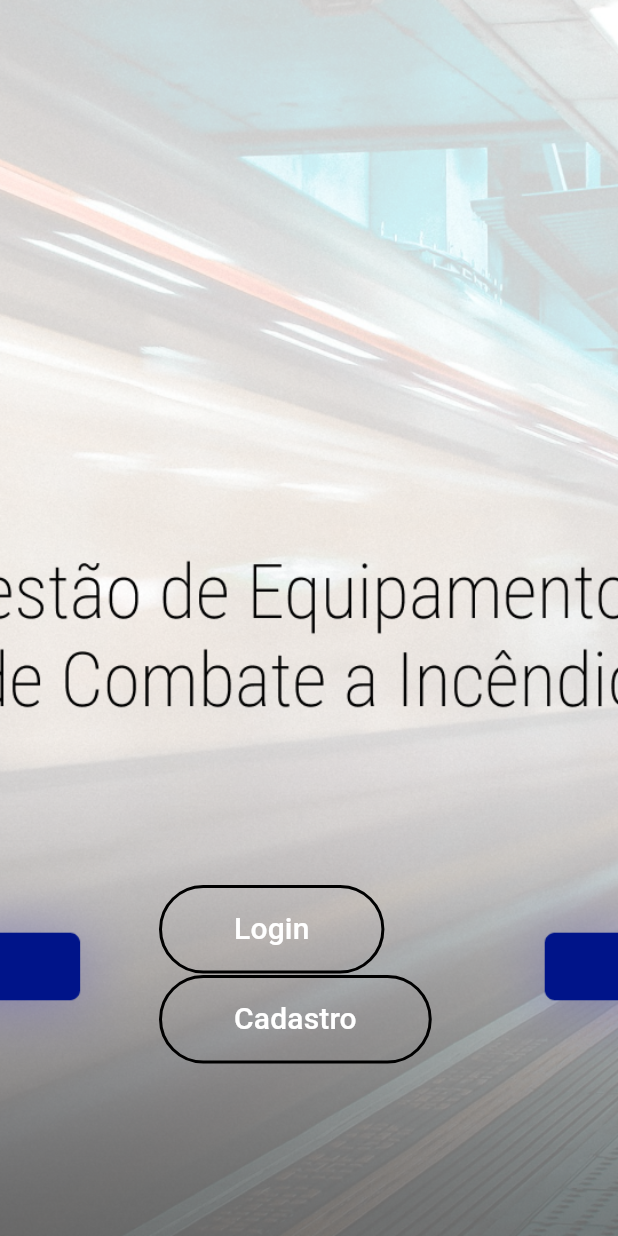
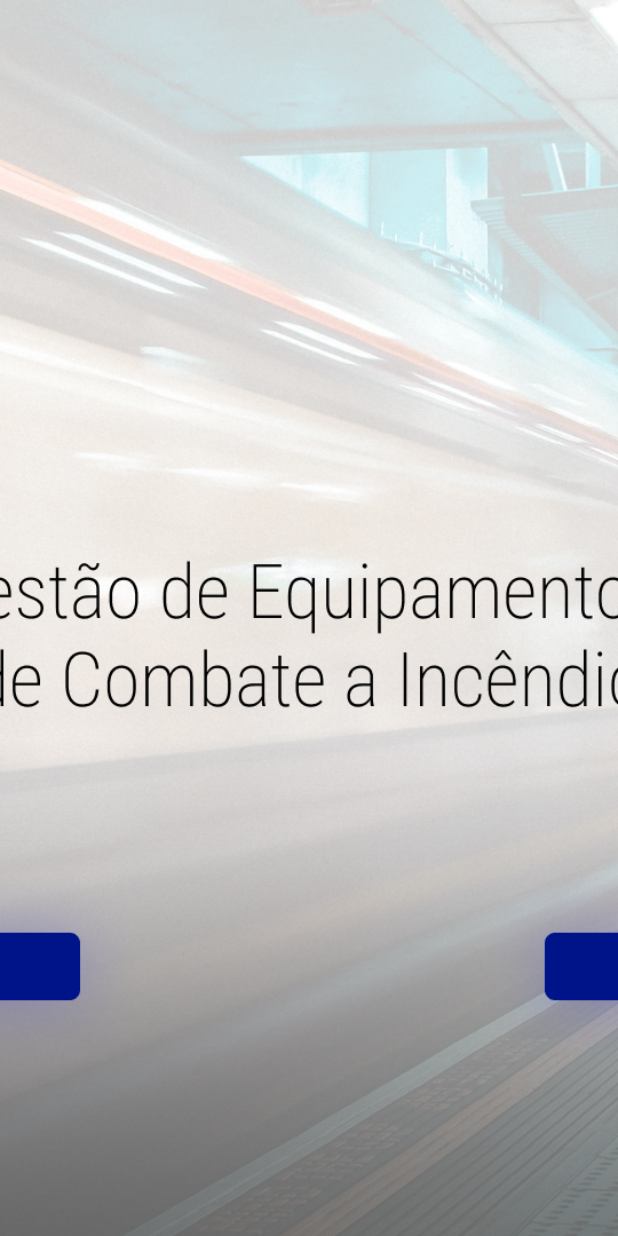
Before and after one commit to Rodrigomt21/fire-equipment-management-metro, a Flutter app: the screen it shows after launch, on a phone screen of 412 x 824 dp. Run offline on Flutter 3.47's test engine with Material 3 defaults, Android fonts, the phone set to English and light mode, and no system bars.

Commit message:
tela hub

```diff
--- a/pi_metro/lib/screens/cadastro.dart
+++ b/pi_metro/lib/screens/cadastro.dart
@@ -8,12 +8,14 @@ class CadastroPage extends StatelessWidget {
     return Scaffold(
       body: Stack(
         children: [
-          // Imagem de fundo
+          // Imagem de fundo ajustada automaticamente
           Container(
+            width: double.infinity,  // Ocupa toda a largura da tela
+            height: double.infinity, // Ocupa toda a altura da tela
             decoration: const BoxDecoration(
               image: DecorationImage(
-                image: AssetImage('lib/imgs/telaCadastro.png'),
-                fit: BoxFit.cover,
+                image: AssetImage('lib/imgs/telaCadastro.png'), // Caminho da imagem de fundo
+                fit: BoxFit.cover,  // Ajusta a imagem automaticamente para cobrir a tela
               ),
             ),
           ),
--- a/pi_metro/lib/screens/hub.dart
+++ b/pi_metro/lib/screens/hub.dart
@@ -5,66 +5,93 @@ class HubPage extends StatelessWidget {
 
   @override
   Widget build(BuildContext context) {
-    // Pegando o tamanho da tela com MediaQuery
-    final screenWidth = MediaQuery.of(context).size.width;
-
     return Scaffold(
       body: Stack(
         children: [
           // Imagem de fundo ajustada automaticamente
           Container(
-            width: double.infinity,  // Ocupa toda a largura da tela
-            height: double.infinity, // Ocupa toda a altura da tela
+            width: double.infinity,
+            height: double.infinity,
             decoration: const BoxDecoration(
               image: DecorationImage(
                 image: AssetImage('lib/imgs/fundoHub.png'), // Caminho da imagem de fundo
-                fit: BoxFit.cover,  // Ajusta a imagem automaticamente para cobrir a tela
+                fit: BoxFit.cover,
               ),
             ),
           ),
 
-          // Botão de Login transparente sobre a imagem de fundo
+          // Botão de Login transparente e sem texto, com hover
           Positioned(
-            top: 590, // Ajuste a posição vertical do botão de Login
-            left: (screenWidth / 2) - 100, // Ajusta horizontalmente o botão de login (assumindo largura de 200px)
+            left: 310,  // Ajuste fino da posição X
+            top: 585,   // Ajuste fino da posição Y
+            child: MouseRegion(
+              onEnter: (event) => {}, // Detecta quando o mouse entra no botão
+              onExit: (event) => {},  // Detecta quando o mouse sai do botão
+              child: StatefulBuilder(
+                builder: (BuildContext context, StateSetter setState) {
+                  bool isHoveringLogin = false;
+                  return MouseRegion(
+                    onEnter: (_) => setState(() => isHoveringLogin = true),
+                    onExit: (_) => setState(() => isHoveringLogin = false),
+                    child: SizedBox(
+                      width: 300,  // Largura do botão de Login
+                      height: 50,  // Altura do botão de Login
                       child: TextButton(
                         onPressed: () {
                           Navigator.pushNamed(context, '/login');
                         },
                         style: TextButton.styleFrom(
-                padding: const EdgeInsets.symmetric(horizontal: 50, vertical: 15),
-                backgroundColor: Colors.transparent, // Botão transparente
-                side: const BorderSide(color: Colors.black, width: 2), // Borda preta
+                          backgroundColor: isHoveringLogin
+                              ? Colors.blue.withOpacity(0.2) // Efeito hover
+                              : Colors.transparent, // Botão transparente normalmente
+                          side: const BorderSide(color: Colors.transparent), // Sem borda
+                          shape: RoundedRectangleBorder(
+                            borderRadius: BorderRadius.zero, // Bordas quadradas
                           ),
-              child: const Text(
-                'Login',
-                style: TextStyle(
-                  color: Colors.white, // Cor do texto
-                  fontSize: 20, // Tamanho do texto
                         ),
+                        child: const SizedBox.shrink(), // Sem texto
+                      ),
+                    ),
+                  );
+                },
               ),
             ),
           ),
 
-          // Botão de Cadastro transparente sobre a imagem de fundo
+          // Botão de Cadastro transparente e com hover
           Positioned(
-            top: 650, // Ajuste a posição vertical do botão de Cadastro
-            left: (screenWidth / 2) - 100, // Ajusta horizontalmente o botão de cadastro (assumindo largura de 200px)
+            left: 930,  // Ajuste fino da posição X
+            top: 585,   // Ajuste fino da posição Y
+            child: MouseRegion(
+              onEnter: (event) => {}, // Detecta quando o mouse entra no botão
+              onExit: (event) => {},  // Detecta quando o mouse sai do botão
+              child: StatefulBuilder(
+                builder: (BuildContext context, StateSetter setState) {
+                  bool isHoveringCadastro = false;
+                  return MouseRegion(
+                    onEnter: (_) => setState(() => isHoveringCadastro = true),
+                    onExit: (_) => setState(() => isHoveringCadastro = false),
+                    child: SizedBox(
+                      width: 300,  // Largura do botão de Cadastro
+                      height: 50,  // Altura do botão de Cadastro
                       child: TextButton(
                         onPressed: () {
                           Navigator.pushNamed(context, '/cadastro');
                         },
                         style: TextButton.styleFrom(
-                padding: const EdgeInsets.symmetric(horizontal: 50, vertical: 15),
-                backgroundColor: Colors.transparent, // Botão transparente
-                side: const BorderSide(color: Colors.black, width: 2), // Borda preta
+                          backgroundColor: isHoveringCadastro
+                              ? Colors.green.withOpacity(0.2) // Efeito hover
+                              : Colors.transparent, // Botão transparente normalmente
+                          side: const BorderSide(color: Colors.transparent), // Sem borda
+                          shape: RoundedRectangleBorder(
+                            borderRadius: BorderRadius.zero, // Bordas quadradas
                           ),
-              child: const Text(
-                'Cadastro',
-                style: TextStyle(
-                  color: Colors.white, // Cor do texto
-                  fontSize: 20, // Tamanho do texto
                         ),
+                        child: const SizedBox.shrink(), // Sem texto
+                      ),
+                    ),
+                  );
+                },
               ),
             ),
           ),
--- a/pi_metro/lib/screens/login.dart
+++ b/pi_metro/lib/screens/login.dart
@@ -8,12 +8,14 @@ class LoginPage extends StatelessWidget {
     return Scaffold(
       body: Stack(
         children: [
-          // Imagem de fundo
+          // Imagem de fundo ajustada automaticamente
           Container(
+            width: double.infinity,  // Ocupa toda a largura da tela
+            height: double.infinity, // Ocupa toda a altura da tela
             decoration: const BoxDecoration(
               image: DecorationImage(
-                image: AssetImage('lib/imgs/telaLogin.png'),
-                fit: BoxFit.cover,
+                image: AssetImage('lib/imgs/telaLogin.png'), // Caminho da imagem de fundo
+                fit: BoxFit.cover,  // Ajusta a imagem automaticamente para cobrir a tela
               ),
             ),
           ),
```
Also changed, not shown: pi_metro/lib/imgs/telaCadastro.png, pi_metro/lib/imgs/telaLogin.png. Lines whose indentation alone changed are shown as unchanged.
